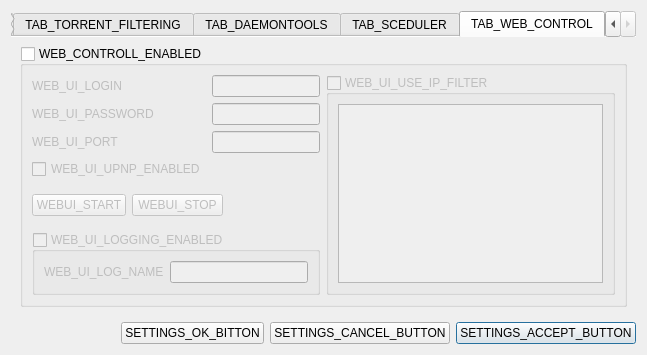
Before: the Qt Designer form CuteTorrent/LTorrent/SettingsDialog.ui in SuperNerd-James/cutetorrent, drawn with Qt 5.
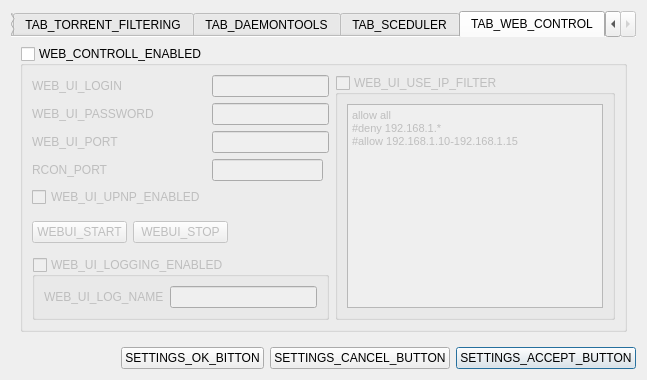
After: the same form once the commit is applied. The open tabs and pages were chosen to show the change. Icons and pictures are not drawn.

```diff
--- a/CuteTorrent/LTorrent/SettingsDialog.ui
+++ b/CuteTorrent/LTorrent/SettingsDialog.ui
@@ -938,7 +938,7 @@
           <bool>false</bool>
          </property>
          <layout class="QGridLayout" name="gridLayout_18">
-          <item row="0" column="3" rowspan="8">
+          <item row="0" column="3" rowspan="9">
            <widget class="QGroupBox" name="groupBox_10">
             <property name="title">
              <string>WEB_UI_USE_IP_FILTER</string>
@@ -951,12 +951,22 @@
             </property>
             <layout class="QGridLayout" name="gridLayout_16">
              <item row="0" column="0">
-              <widget class="QTextEdit" name="textEdit"/>
+              <widget class="QTextEdit" name="textEdit">
+               <property name="html">
+                <string>&lt;!DOCTYPE HTML PUBLIC &quot;-//W3C//DTD HTML 4.0//EN&quot; &quot;http://www.w3.org/TR/REC-html40/strict.dtd&quot;&gt;
+&lt;html&gt;&lt;head&gt;&lt;meta name=&quot;qrichtext&quot; content=&quot;1&quot; /&gt;&lt;style type=&quot;text/css&quot;&gt;
+p, li { white-space: pre-wrap; }
+&lt;/style&gt;&lt;/head&gt;&lt;body style=&quot; font-family:'MS Shell Dlg 2'; font-size:8.25pt; font-weight:400; font-style:normal;&quot;&gt;
+&lt;p style=&quot; margin-top:0px; margin-bottom:0px; margin-left:0px; margin-right:0px; -qt-block-indent:0; text-indent:0px;&quot;&gt;&lt;span style=&quot; font-size:8pt;&quot;&gt;allow all &lt;/span&gt;&lt;/p&gt;
+&lt;p style=&quot; margin-top:0px; margin-bottom:0px; margin-left:0px; margin-right:0px; -qt-block-indent:0; text-indent:0px;&quot;&gt;&lt;span style=&quot; font-size:8pt;&quot;&gt;#deny 192.168.1.* &lt;/span&gt;&lt;/p&gt;
+&lt;p style=&quot; margin-top:0px; margin-bottom:0px; margin-left:0px; margin-right:0px; -qt-block-indent:0; text-indent:0px;&quot;&gt;&lt;span style=&quot; font-size:8pt;&quot;&gt;#allow 192.168.1.10-192.168.1.15&lt;/span&gt;&lt;/p&gt;&lt;/body&gt;&lt;/html&gt;</string>
+               </property>
+              </widget>
              </item>
             </layout>
            </widget>
           </item>
-          <item row="7" column="0" colspan="3">
+          <item row="8" column="0" colspan="3">
            <widget class="QGroupBox" name="groupBox_12">
             <property name="maximumSize">
              <size>
@@ -991,20 +1001,6 @@
             </layout>
            </widget>
           </item>
-          <item row="3" column="0">
-           <widget class="QCheckBox" name="checkBox">
-            <property name="text">
-             <string>WEB_UI_UPNP_ENABLED</string>
-            </property>
-           </widget>
-          </item>
-          <item row="0" column="0">
-           <widget class="QLabel" name="label_10">
-            <property name="text">
-             <string>WEB_UI_LOGIN</string>
-            </property>
-           </widget>
-          </item>
           <item row="1" column="0">
            <widget class="QLabel" name="label_18">
             <property name="text">
@@ -1012,6 +1008,20 @@
             </property>
            </widget>
           </item>
+          <item row="0" column="0">
+           <widget class="QLabel" name="label_10">
+            <property name="text">
+             <string>WEB_UI_LOGIN</string>
+            </property>
+           </widget>
+          </item>
+          <item row="4" column="0">
+           <widget class="QCheckBox" name="checkBox">
+            <property name="text">
+             <string>WEB_UI_UPNP_ENABLED</string>
+            </property>
+           </widget>
+          </item>
           <item row="2" column="0">
            <widget class="QLabel" name="label_21">
             <property name="text">
@@ -1032,7 +1042,7 @@
           <item row="0" column="1" colspan="2">
            <widget class="QLineEdit" name="lineEdit"/>
           </item>
-          <item row="5" column="0" colspan="3">
+          <item row="6" column="0" colspan="3">
            <layout class="QHBoxLayout" name="horizontalLayout_2">
             <item>
              <widget class="QPushButton" name="pushButton">
@@ -1063,6 +1073,16 @@
             </item>
            </layout>
           </item>
+          <item row="3" column="0">
+           <widget class="QLabel" name="label_23">
+            <property name="text">
+             <string>RCON_PORT</string>
+            </property>
+           </widget>
+          </item>
+          <item row="3" column="1">
+           <widget class="QLineEdit" name="lineEdit_5"/>
+          </item>
          </layout>
         </widget>
        </item>
```
Left out of the diff: 10 changed lines with no effect on the pictures.
